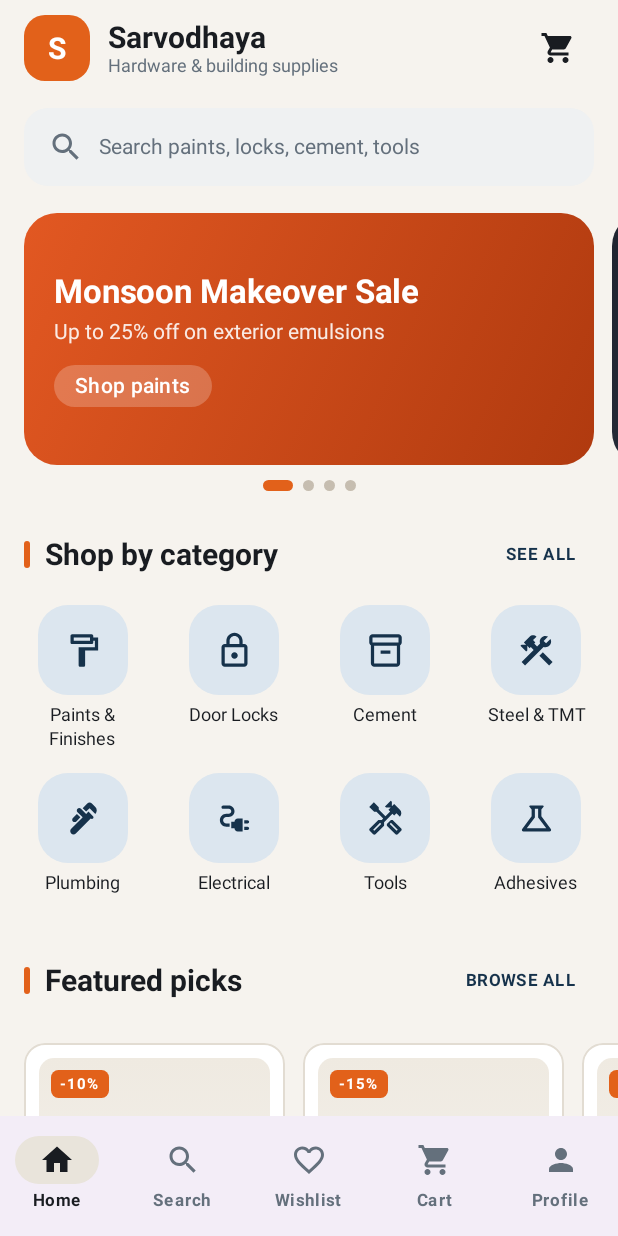
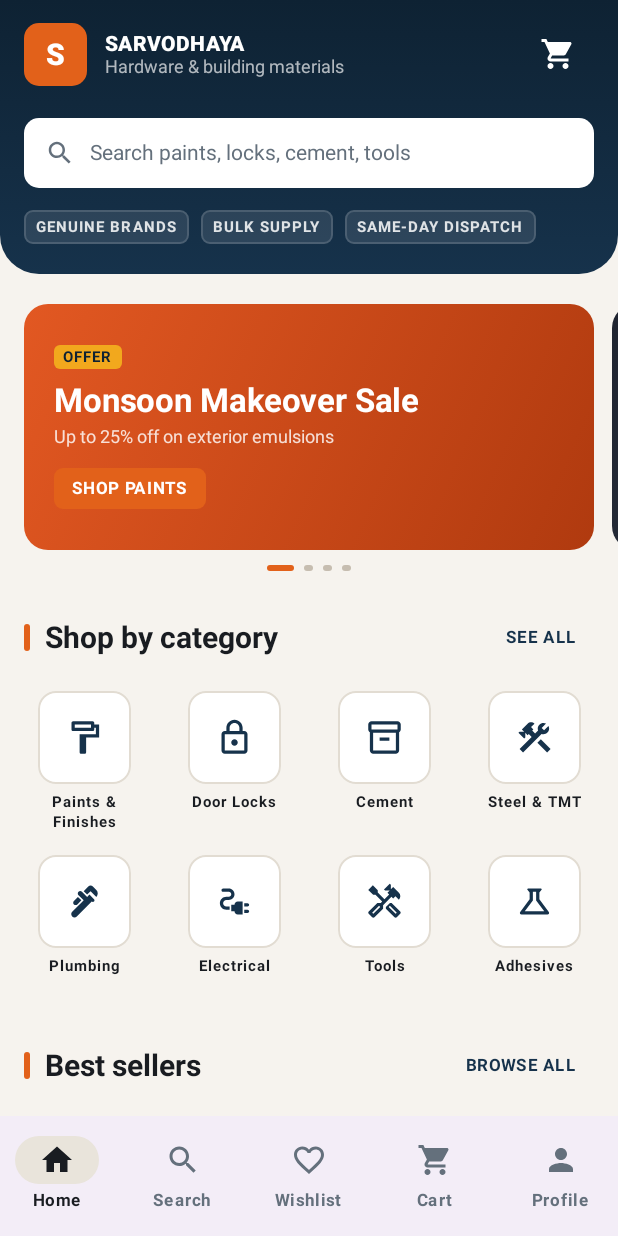
Before and after one commit to shyamoo10/Sarvodhaya, an Android app built with Jetpack Compose: the screen it shows after launch (MainActivity), on a phone screen of 412 x 824 dp. Run offline under Robolectric (Android 15) with nearby library versions, the phone set to English and light mode, and no system bars; our stand-ins replace Firebase (no records; nobody signed in at launch, a user with empty details on screens opened directly).

Commit message:
Restyle home and cart screens
Home gets the navy hero, offer banners and industrial category tiles; cart cards move to bordered surfaces with a navy checkout bar.

```diff
--- a/app/src/main/java/com/sarvodhaya/store/ui/screens/home/HomeScreen.kt
+++ b/app/src/main/java/com/sarvodhaya/store/ui/screens/home/HomeScreen.kt
@@ -1,5 +1,6 @@
 package com.sarvodhaya.store.ui.screens.home
 
+import androidx.compose.foundation.BorderStroke
 import androidx.compose.foundation.background
 import androidx.compose.foundation.clickable
 import androidx.compose.foundation.layout.Arrangement
@@ -19,10 +20,10 @@ import androidx.compose.foundation.lazy.LazyRow
 import androidx.compose.foundation.lazy.items
 import androidx.compose.foundation.pager.HorizontalPager
 import androidx.compose.foundation.pager.rememberPagerState
-import androidx.compose.foundation.shape.CircleShape
 import androidx.compose.foundation.shape.RoundedCornerShape
 import androidx.compose.material.icons.Icons
 import androidx.compose.material.icons.filled.ShoppingCart
+import androidx.compose.material.icons.outlined.LocalShipping
 import androidx.compose.material.icons.outlined.Search
 import androidx.compose.material3.Badge
 import androidx.compose.material3.BadgedBox
@@ -36,16 +37,22 @@ import androidx.compose.runtime.getValue
 import androidx.compose.runtime.rememberCoroutineScope
 import androidx.compose.ui.Alignment
 import androidx.compose.ui.Modifier
+import androidx.compose.ui.draw.clip
 import androidx.compose.ui.graphics.Brush
 import androidx.compose.ui.graphics.Color
 import androidx.compose.ui.text.font.FontWeight
+import androidx.compose.ui.text.style.TextAlign
 import androidx.compose.ui.unit.dp
 import androidx.lifecycle.compose.collectAsStateWithLifecycle
 import com.sarvodhaya.store.core.ui.components.CompactProductRow
 import com.sarvodhaya.store.core.ui.components.ProductCard
 import com.sarvodhaya.store.core.ui.components.SectionHeader
 import com.sarvodhaya.store.core.ui.components.categoryIcon
+import com.sarvodhaya.store.core.ui.theme.BrandAmber
+import com.sarvodhaya.store.core.ui.theme.BrandNavy
+import com.sarvodhaya.store.core.ui.theme.BrandNavyDeep
 import com.sarvodhaya.store.core.ui.theme.BrandOrange
+import com.sarvodhaya.store.core.ui.theme.BrandSteel
 import com.sarvodhaya.store.domain.model.Banner
 import com.sarvodhaya.store.domain.model.Category
 import com.sarvodhaya.store.domain.model.Product
@@ -80,10 +87,10 @@ fun HomeScreen(
     LazyColumn(
         modifier = Modifier.fillMaxSize(),
         contentPadding = PaddingValues(bottom = 32.dp),
-        verticalArrangement = Arrangement.spacedBy(18.dp)
+        verticalArrangement = Arrangement.spacedBy(20.dp)
     ) {
         item {
-            HomeHeader(cartCount = cartCount, onOpenCart = onOpenCart, onOpenSearch = onOpenSearch)
+            HomeHero(cartCount = cartCount, onOpenCart = onOpenCart, onOpenSearch = onOpenSearch)
         }
         item {
             BannerCarousel(banners = banners, onBannerClick = { onCategoryClick(it.categoryId) })
@@ -97,7 +104,7 @@ fun HomeScreen(
         }
         item {
             SectionHeader(
-                title = "Featured picks",
+                title = "Best sellers",
                 actionLabel = "Browse all",
                 onAction = onBrowseAll,
                 modifier = Modifier.padding(horizontal = 16.dp)
@@ -113,12 +120,12 @@ fun HomeScreen(
                         product = product,
                         onClick = { onProductClick(product.id) },
                         onAddToCart = { addToCart(product) },
-                        modifier = Modifier.width(174.dp)
+                        modifier = Modifier.width(176.dp)
                     )
                 }
             }
         }
-        item { DeliveryBanner() }
+        item { ServiceStrip() }
         item {
             SectionHeader(
                 title = "Popular in store",
@@ -139,73 +146,105 @@ fun HomeScreen(
 }
 
 @Composable
-private fun HomeHeader(cartCount: Int, onOpenCart: () -> Unit, onOpenSearch: () -> Unit) {
-    Column(modifier = Modifier.padding(horizontal = 16.dp)) {
-        Spacer(Modifier.height(8.dp))
+private fun HomeHero(cartCount: Int, onOpenCart: () -> Unit, onOpenSearch: () -> Unit) {
+    Column(
+        modifier = Modifier
+            .fillMaxWidth()
+            .clip(RoundedCornerShape(bottomStart = 26.dp, bottomEnd = 26.dp))
+            .background(Brush.verticalGradient(listOf(BrandNavyDeep, BrandNavy)))
+            .padding(start = 16.dp, end = 16.dp, top = 12.dp, bottom = 20.dp)
+    ) {
         Row(verticalAlignment = Alignment.CenterVertically) {
             Box(
                 modifier = Modifier
-                    .size(44.dp)
-                    .background(BrandOrange, RoundedCornerShape(14.dp)),
+                    .size(42.dp)
+                    .background(BrandOrange, RoundedCornerShape(10.dp)),
                 contentAlignment = Alignment.Center
             ) {
                 Text(
                     text = "S",
                     style = MaterialTheme.typography.titleLarge,
-                    fontWeight = FontWeight.Bold,
+                    fontWeight = FontWeight.Black,
                     color = Color.White
                 )
             }
             Spacer(Modifier.width(12.dp))
             Column(modifier = Modifier.weight(1f)) {
                 Text(
-                    text = "Sarvodhaya",
-                    style = MaterialTheme.typography.titleLarge,
-                    fontWeight = FontWeight.Bold
+                    text = "SARVODHAYA",
+                    style = MaterialTheme.typography.labelLarge,
+                    fontWeight = FontWeight.Black,
+                    color = Color.White
                 )
                 Text(
-                    text = "Hardware & building supplies",
+                    text = "Hardware & building materials",
                     style = MaterialTheme.typography.bodySmall,
-                    color = MaterialTheme.colorScheme.onSurfaceVariant
+                    color = Color.White.copy(alpha = 0.68f)
                 )
             }
             IconButton(onClick = onOpenCart) {
                 BadgedBox(
                     badge = {
                         if (cartCount > 0) {
-                            Badge { Text(cartCount.toString()) }
+                            Badge(containerColor = BrandOrange) { Text(cartCount.toString()) }
                         }
                     }
                 ) {
-                    Icon(Icons.Filled.ShoppingCart, contentDescription = "Open cart")
+                    Icon(
+                        imageVector = Icons.Filled.ShoppingCart,
+                        contentDescription = "Open cart",
+                        tint = Color.White
+                    )
                 }
             }
         }
-        Spacer(Modifier.height(16.dp))
+        Spacer(Modifier.height(18.dp))
         Surface(
             modifier = Modifier.fillMaxWidth(),
-            shape = RoundedCornerShape(16.dp),
-            color = MaterialTheme.colorScheme.surface,
-            tonalElevation = 2.dp,
+            shape = RoundedCornerShape(10.dp),
+            color = Color.White,
             onClick = onOpenSearch
         ) {
             Row(
-                modifier = Modifier.padding(horizontal = 16.dp, vertical = 14.dp),
+                modifier = Modifier.padding(horizontal = 14.dp, vertical = 13.dp),
                 verticalAlignment = Alignment.CenterVertically
             ) {
                 Icon(
                     imageVector = Icons.Outlined.Search,
                     contentDescription = null,
-                    tint = MaterialTheme.colorScheme.onSurfaceVariant
+                    tint = BrandSteel,
+                    modifier = Modifier.size(20.dp)
                 )
                 Spacer(Modifier.width(10.dp))
                 Text(
                     text = "Search paints, locks, cement, tools",
                     style = MaterialTheme.typography.bodyMedium,
-                    color = MaterialTheme.colorScheme.onSurfaceVariant
+                    color = BrandSteel
                 )
             }
         }
+        Spacer(Modifier.height(14.dp))
+        Row(horizontalArrangement = Arrangement.spacedBy(8.dp)) {
+            HeroChip("Genuine brands")
+            HeroChip("Bulk supply")
+            HeroChip("Same-day dispatch")
+        }
+    }
+}
+
+@Composable
+private fun HeroChip(label: String) {
+    Surface(
+        shape = RoundedCornerShape(6.dp),
+        color = Color.White.copy(alpha = 0.10f),
+        border = BorderStroke(1.dp, Color.White.copy(alpha = 0.14f))
+    ) {
+        Text(
+            text = label.uppercase(),
+            style = MaterialTheme.typography.labelSmall,
+            color = Color.White.copy(alpha = 0.85f),
+            modifier = Modifier.padding(horizontal = 8.dp, vertical = 5.dp)
+        )
     }
 }
 
@@ -223,12 +262,12 @@ private fun BannerCarousel(banners: List<Banner>, onBannerClick: (Banner) -> Uni
             Box(
                 modifier = Modifier
                     .fillMaxWidth()
-                    .height(168.dp)
+                    .height(164.dp)
+                    .clip(RoundedCornerShape(16.dp))
                     .background(
                         brush = Brush.linearGradient(
                             listOf(Color(banner.startColor), Color(banner.endColor))
-                        ),
-                        shape = RoundedCornerShape(22.dp)
+                        )
                     )
                     .clickable { onBannerClick(banner) }
             ) {
@@ -237,28 +276,40 @@ private fun BannerCarousel(banners: List<Banner>, onBannerClick: (Banner) -> Uni
                         .align(Alignment.CenterStart)
                         .padding(20.dp)
                 ) {
+                    Surface(
+                        shape = RoundedCornerShape(4.dp),
+                        color = BrandAmber
+                    ) {
+                        Text(
+                            text = "OFFER",
+                            style = MaterialTheme.typography.labelSmall,
+                            color = BrandNavyDeep,
+                            modifier = Modifier.padding(horizontal = 6.dp, vertical = 2.dp)
+                        )
+                    }
+                    Spacer(Modifier.height(8.dp))
                     Text(
                         text = banner.title,
                         style = MaterialTheme.typography.headlineSmall,
                         color = Color.White,
                         fontWeight = FontWeight.Bold
                     )
-                    Spacer(Modifier.height(6.dp))
+                    Spacer(Modifier.height(4.dp))
                     Text(
                         text = banner.subtitle,
-                        style = MaterialTheme.typography.bodyMedium,
-                        color = Color.White.copy(alpha = 0.88f)
+                        style = MaterialTheme.typography.bodySmall,
+                        color = Color.White.copy(alpha = 0.82f)
                     )
                     Spacer(Modifier.height(14.dp))
                     Surface(
-                        shape = RoundedCornerShape(20.dp),
-                        color = Color.White.copy(alpha = 0.22f)
+                        shape = RoundedCornerShape(6.dp),
+                        color = BrandOrange
                     ) {
                         Text(
-                            text = banner.ctaLabel,
-                            style = MaterialTheme.typography.labelLarge,
+                            text = banner.ctaLabel.uppercase(),
+                            style = MaterialTheme.typography.labelMedium,
                             color = Color.White,
-                            modifier = Modifier.padding(horizontal = 14.dp, vertical = 6.dp)
+                            modifier = Modifier.padding(horizontal = 12.dp, vertical = 7.dp)
                         )
                     }
                 }
@@ -274,10 +325,10 @@ private fun BannerCarousel(banners: List<Banner>, onBannerClick: (Banner) -> Uni
                 Box(
                     modifier = Modifier
                         .padding(horizontal = 3.dp)
-                        .size(width = if (selected) 20.dp else 7.dp, height = 7.dp)
+                        .size(width = if (selected) 18.dp else 6.dp, height = 4.dp)
                         .background(
                             color = if (selected) BrandOrange else MaterialTheme.colorScheme.outline,
-                            shape = CircleShape
+                            shape = RoundedCornerShape(2.dp)
                         )
                 )
             }
@@ -293,7 +344,7 @@ private fun CategoryGrid(
 ) {
     Column(modifier = Modifier.padding(horizontal = 16.dp)) {
         SectionHeader(title = "Shop by category", actionLabel = "See all", onAction = onSeeAll)
-        Spacer(Modifier.height(10.dp))
+        Spacer(Modifier.height(12.dp))
         categories.chunked(4).forEach { rowCategories ->
             Row(
                 modifier = Modifier.fillMaxWidth(),
@@ -302,31 +353,34 @@ private fun CategoryGrid(
                 rowCategories.forEach { category ->
                     Column(
                         modifier = Modifier
-                            .width(78.dp)
+                            .width(80.dp)
                             .clickable { onCategoryClick(category.id) },
                         horizontalAlignment = Alignment.CenterHorizontally
                     ) {
                         Box(
                             modifier = Modifier
-                                .size(60.dp)
-                                .background(
-                                    MaterialTheme.colorScheme.primaryContainer,
-                                    RoundedCornerShape(20.dp)
-                                ),
+                                .size(62.dp)
+                                .background(MaterialTheme.colorScheme.surface, RoundedCornerShape(12.dp)),
                             contentAlignment = Alignment.Center
                         ) {
+                            Surface(
+                                modifier = Modifier.size(62.dp),
+                                shape = RoundedCornerShape(12.dp),
+                                color = Color.Transparent,
+                                border = BorderStroke(1.dp, MaterialTheme.colorScheme.outlineVariant)
+                            ) {}
                             Icon(
                                 imageVector = categoryIcon(category.id),
                                 contentDescription = null,
-                                tint = MaterialTheme.colorScheme.primary,
+                                tint = BrandNavy,
                                 modifier = Modifier.size(26.dp)
                             )
                         }
                         Spacer(Modifier.height(6.dp))
                         Text(
                             text = category.name,
-                            style = MaterialTheme.typography.bodySmall,
-                            textAlign = androidx.compose.ui.text.style.TextAlign.Center,
+                            style = MaterialTheme.typography.labelSmall,
+                            textAlign = TextAlign.Center,
                             maxLines = 2
                         )
                     }
@@ -338,23 +392,37 @@ private fun CategoryGrid(
 }
 
 @Composable
-private fun DeliveryBanner() {
+private fun ServiceStrip() {
     Surface(
         modifier = Modifier
             .fillMaxWidth()
             .padding(horizontal = 16.dp),
-        shape = RoundedCornerShape(18.dp),
+        shape = RoundedCornerShape(12.dp),
         color = MaterialTheme.colorScheme.secondaryContainer
     ) {
         Row(
             modifier = Modifier.padding(16.dp),
             verticalAlignment = Alignment.CenterVertically
         ) {
+            Box(
+                modifier = Modifier
+                    .size(38.dp)
+                    .background(BrandNavy, RoundedCornerShape(8.dp)),
+                contentAlignment = Alignment.Center
+            ) {
+                Icon(
+                    imageVector = Icons.Outlined.LocalShipping,
+                    contentDescription = null,
+                    tint = Color.White,
+                    modifier = Modifier.size(20.dp)
+                )
+            }
+            Spacer(Modifier.width(12.dp))
             Column(modifier = Modifier.weight(1f)) {
                 Text(
                     text = "Free delivery above \u20B9999",
-                    style = MaterialTheme.typography.titleMedium,
-                    fontWeight = FontWeight.SemiBold
+                    style = MaterialTheme.typography.titleSmall,
+                    fontWeight = FontWeight.Bold
                 )
                 Text(
                     text = "Same-day dispatch on orders placed before 4 PM",
```
